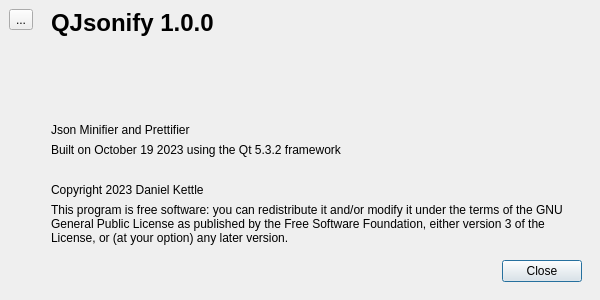
First picture: the form in about.ui, repository NucleaPeon/QJsonify, before the edit.
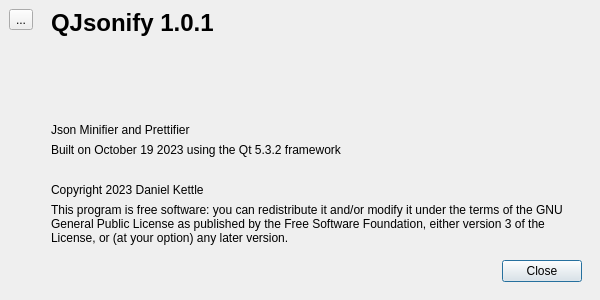
Second picture: the form after the edit. Icons and pictures are not drawn.

Commit message:
Ensuring that Windows 7 with Qt 5.3.1 (release installer version) works
  - Don't have a use yet for QWinThumbnailToolBar class, so not using.
  - Use Default toolbar

What changed in the file:
```diff
--- a/about.ui
+++ b/about.ui
@@ -85,11 +85,12 @@
           <property name="font">
            <font>
             <pointsize>18</pointsize>
+            <weight>75</weight>
             <bold>true</bold>
            </font>
           </property>
           <property name="text">
-           <string>QJsonify 1.0.0</string>
+           <string>QJsonify 1.0.1</string>
           </property>
          </widget>
         </item>
```
The commit also changes 5 other files.
